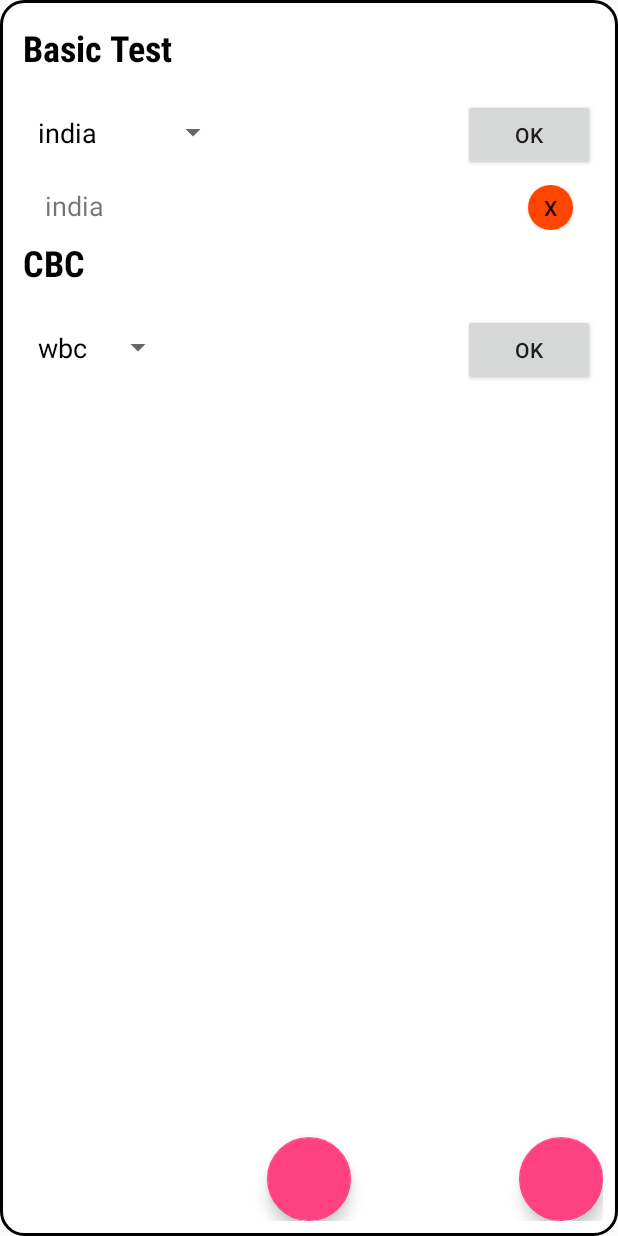
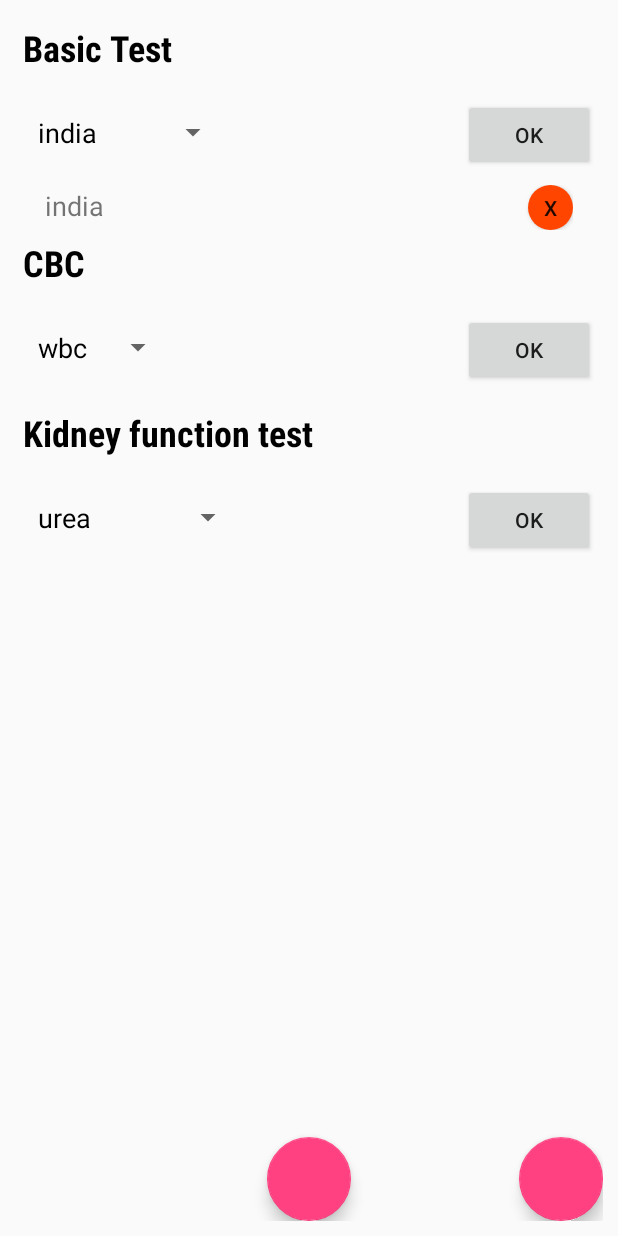
Before and after one commit to dhanush-ramuk/androidapp, an Android app: the Activity2 screen opened directly, with no data from a screen before it, after a tap on "OK", on a phone screen of 412 x 824 dp. Run offline under Robolectric (Android 15) with nearby library versions, the phone set to English and light mode, and no system bars.

Commit message:
added kidney function test module.

```diff
--- a/app/src/main/java/com/example/application1/Activity2.java
+++ b/app/src/main/java/com/example/application1/Activity2.java
@@ -1,14 +1,9 @@
 package com.example.application1;
 
 import androidx.appcompat.app.AppCompatActivity;
-import androidx.core.app.ActivityCompat;
 
-import android.Manifest;
 import android.content.Intent;
-import android.hardware.Camera;
 import android.os.Bundle;
-import android.util.Base64;
-import android.util.Log;
 import android.view.View;
 import android.view.ViewGroup;
 import android.widget.AdapterView;
@@ -16,25 +11,24 @@ import android.widget.ArrayAdapter;
 import android.widget.BaseAdapter;
 import android.widget.Button;
 import android.widget.EditText;
-import android.widget.FrameLayout;
 import android.widget.ListView;
 import android.widget.Spinner;
 import android.widget.TextView;
-import android.widget.Toast;
 
 import java.util.ArrayList;
-import java.util.List;
 
 public class Activity2 extends AppCompatActivity implements AdapterView.OnItemSelectedListener {
     String [] basic_test = {"india", "pakistan"};
     String [] CBC = {"wbc", "rbc"};
+    String [] kidney_test = {"urea", "creatinine", "uric acid"};
     Customadapter aaa;
     Customadapter1 aaa1;
-    ArrayList<String> basic_test_lhs, CBC_lhs;
-    ArrayList<String> basic_test_rhs, CBC_rhs;
-    ListView listview_basic_test, listview_CBC;
-    Spinner spin_basic_test, spin_CBC;
-    ArrayAdapter basic_test_spin_elements, CBC_spin_elements;
+    Customadapter2 aaa2;
+    ArrayList<String> basic_test_lhs, CBC_lhs, kidney_test_lhs;
+    ArrayList<String> basic_test_rhs, CBC_rhs, kidney_test_rhs;
+    ListView listview_basic_test, listview_CBC, listview_kidney_test;
+    Spinner spin_basic_test, spin_CBC, spin_kidney_test;
+    ArrayAdapter basic_test_spin_elements, CBC_spin_elements, kidney_test_spin_elements;
 
     @Override
     protected void onCreate(Bundle savedInstanceState) {
@@ -42,6 +36,7 @@ public class Activity2 extends AppCompatActivity implements AdapterView.OnItemSe
         setContentView(R.layout.activity_2);
         take_one();
         take_two();
+        take_three();
     }
 
     public void take_one(){
@@ -72,6 +67,21 @@ public class Activity2 extends AppCompatActivity implements AdapterView.OnItemSe
 
     }
 
+    public void take_three(){
+        spin_kidney_test = findViewById(R.id.spinner_kidneytest);
+        listview_kidney_test = (ListView) findViewById(R.id.listview_kidneytest);
+        spin_kidney_test.setOnItemSelectedListener(this);
+        kidney_test_spin_elements = new ArrayAdapter(this, R.layout.spinner_design, kidney_test);
+        kidney_test_spin_elements.setDropDownViewResource(R.layout.spinner_design);
+        spin_kidney_test.setAdapter(kidney_test_spin_elements);
+        kidney_test_lhs = new ArrayList<String>();
+        kidney_test_rhs = new ArrayList<String>();
+        aaa2 = new Customadapter2();
+        listview_kidney_test.setAdapter(aaa2);
+
+    }
+
+
     public void go_to_camera(View v){
         Intent i = new Intent(getApplicationContext(), Camera_Activity.class);
         startActivity(i);
@@ -90,6 +100,14 @@ public class Activity2 extends AppCompatActivity implements AdapterView.OnItemSe
         EditText e = (EditText)findViewById(R.id.enter_CBC);
         CBC_rhs.add(e.getText().toString());
         aaa1.notifyDataSetChanged();
+
+    }
+    public void onclick_kidney_test(View v){
+        String text = spin_kidney_test.getSelectedItem().toString();
+        kidney_test_lhs.add(text);
+        EditText e = (EditText)findViewById(R.id.enter_kidneytest);
+        kidney_test_rhs.add(e.getText().toString());
+        aaa2.notifyDataSetChanged();
 
     }
 
@@ -124,8 +142,8 @@ public class Activity2 extends AppCompatActivity implements AdapterView.OnItemSe
         @Override
         public View getView(final int i, View view, ViewGroup viewGroup) {
             view = getLayoutInflater().inflate(R.layout.my_list, null);
-            TextView text1 = (TextView)view.findViewById(R.id.basic_lab_lhs);
-            TextView text2 = (TextView)view.findViewById(R.id.basic_lab_rhs);
+            TextView text1 = (TextView)view.findViewById(R.id.lab_lhs);
+            TextView text2 = (TextView)view.findViewById(R.id.lab_rhs);
             text1.setText(basic_test_rhs.get(i));
             text2.setText(basic_test_lhs.get(i));
             Button b = (Button)view.findViewById(R.id.delete_button_listview);
@@ -162,8 +180,8 @@ public class Activity2 extends AppCompatActivity implements AdapterView.OnItemSe
         @Override
         public View getView(final int i, View view, ViewGroup viewGroup) {
             view = getLayoutInflater().inflate(R.layout.my_list, null);
-            TextView text1 = (TextView)view.findViewById(R.id.basic_lab_lhs);
-            TextView text2 = (TextView)view.findViewById(R.id.basic_lab_rhs);
+            TextView text1 = (TextView)view.findViewById(R.id.lab_lhs);
+            TextView text2 = (TextView)view.findViewById(R.id.lab_rhs);
             text1.setText(CBC_rhs.get(i));
             text2.setText(CBC_lhs.get(i));
             Button b = (Button)view.findViewById(R.id.delete_button_listview);
@@ -180,6 +198,44 @@ public class Activity2 extends AppCompatActivity implements AdapterView.OnItemSe
         }
     }
 
+    public class Customadapter2 extends BaseAdapter{
+
+        @Override
+        public int getCount() {
+            return kidney_test_lhs.size();
+        }
+
+        @Override
+        public Object getItem(int i) {
+            return kidney_test_lhs.get(i);
+        }
+
+        @Override
+        public long getItemId(int i) {
+            return i;
+        }
+
+        @Override
+        public View getView(final int i, View view, ViewGroup viewGroup) {
+            view = getLayoutInflater().inflate(R.layout.my_list, null);
+            TextView text1 = (TextView)view.findViewById(R.id.lab_lhs);
+            TextView text2 = (TextView)view.findViewById(R.id.lab_rhs);
+            text1.setText(kidney_test_rhs.get(i));
+            text2.setText(kidney_test_lhs.get(i));
+            Button b = (Button)view.findViewById(R.id.delete_button_listview);
+            b.setOnClickListener(new View.OnClickListener() {
+
+                @Override
+                public void onClick(View arg0) {
+                    kidney_test_lhs.remove(i);
+                    kidney_test_rhs.remove(i);
+                    aaa2.notifyDataSetChanged();
+                }
+            });
+            return view;
+        }
+    }
+
     public void back_to_main(View v){
         Intent i = new Intent();
         i.putStringArrayListExtra("country_name", basic_test_rhs);
--- a/app/src/main/res/layout/activity_2.xml
+++ b/app/src/main/res/layout/activity_2.xml
@@ -5,7 +5,7 @@
     android:layout_height="match_parent"
     android:padding="10dp"
     android:id="@+id/activity2_relout"
-    android:background="@drawable/rounded_corner_activity">
+    >
 
     <TextView
         android:id="@+id/basic_test_text"
@@ -124,6 +124,66 @@
         android:divider="@android:color/transparent"
         android:dividerHeight="10.0sp"
         android:layout_marginRight="20dp"/>
+    <TextView
+        android:id="@+id/kidneytest_text"
+        android:layout_width="match_parent"
+        android:layout_height="wrap_content"
+        android:layout_below="@+id/listview_CBC"
+        android:padding="5dp"
+        android:text="Kidney function test"
+        android:textColor="@color/textColorPrimary"
+        android:textSize="24sp"
+        android:textStyle="bold"
+        app:fontFamily="sans-serif-condensed" />
+
+    <GridLayout
+        android:layout_width="match_parent"
+        android:layout_height="wrap_content"
+        android:id="@+id/grid_kidneytest"
+        android:layout_below="@+id/kidneytest_text"
+        android:padding="5dp">
+
+        <Spinner
+            android:id="@+id/spinner_kidneytest"
+            style="@android:style/Widget.Material.Spinner"
+            android:layout_width="wrap_content"
+            android:layout_height="wrap_content"
+            android:layout_row="0"
+            android:layout_column="0" />
+
+        <EditText
+            android:id="@+id/enter_kidneytest"
+            style="@style/Base.Widget.MaterialComponents.TextInputEditText"
+            android:layout_width="100dp"
+            android:layout_height="wrap_content"
+            android:layout_row="0"
+            android:layout_column="1"
+            android:layout_marginLeft="10dp"
+            android:inputType=""
+            android:textAppearance="@style/TextAppearance.AppCompat.Medium" />
+
+        <Button
+            style="@style/Widget.AppCompat.Button"
+            android:layout_width="wrap_content"
+            android:layout_height="wrap_content"
+            android:layout_row="0"
+            android:layout_column="3"
+            android:onClick="onclick_kidney_test"
+            android:text="Ok"
+            android:textSize="14sp" />
+    </GridLayout>
+
+    <ListView
+        android:id="@+id/listview_kidneytest"
+        android:layout_width="match_parent"
+        android:layout_height="wrap_content"
+        android:layout_below="@+id/grid_kidneytest"
+        android:layout_marginLeft="20dp"
+        android:divider="@android:color/transparent"
+        android:dividerHeight="10.0sp"
+        android:layout_marginRight="20dp"/>
+
+
 
     <com.google.android.material.floatingactionbutton.FloatingActionButton
         android:id="@+id/fab_back_lab"
--- a/app/src/main/res/layout/my_list.xml
+++ b/app/src/main/res/layout/my_list.xml
@@ -4,7 +4,7 @@
     android:layout_height="match_parent">
 
     <TextView
-        android:id="@+id/basic_lab_lhs"
+        android:id="@+id/lab_lhs"
         android:layout_width="wrap_content"
         android:layout_height="wrap_content"
         android:layout_row="0"
@@ -13,7 +13,7 @@
         android:textSize="18sp" />
 
     <TextView
-        android:id="@+id/basic_lab_rhs"
+        android:id="@+id/lab_rhs"
         android:layout_width="wrap_content"
         android:layout_height="wrap_content"
         android:layout_row="0"
```
Also changed, not shown: app/src/main/java/com/example/application1/Camera_Activity.java (+25 -8 lines), app/src/main/res/layout/activity_camera.xml (+4 -3 lines).
